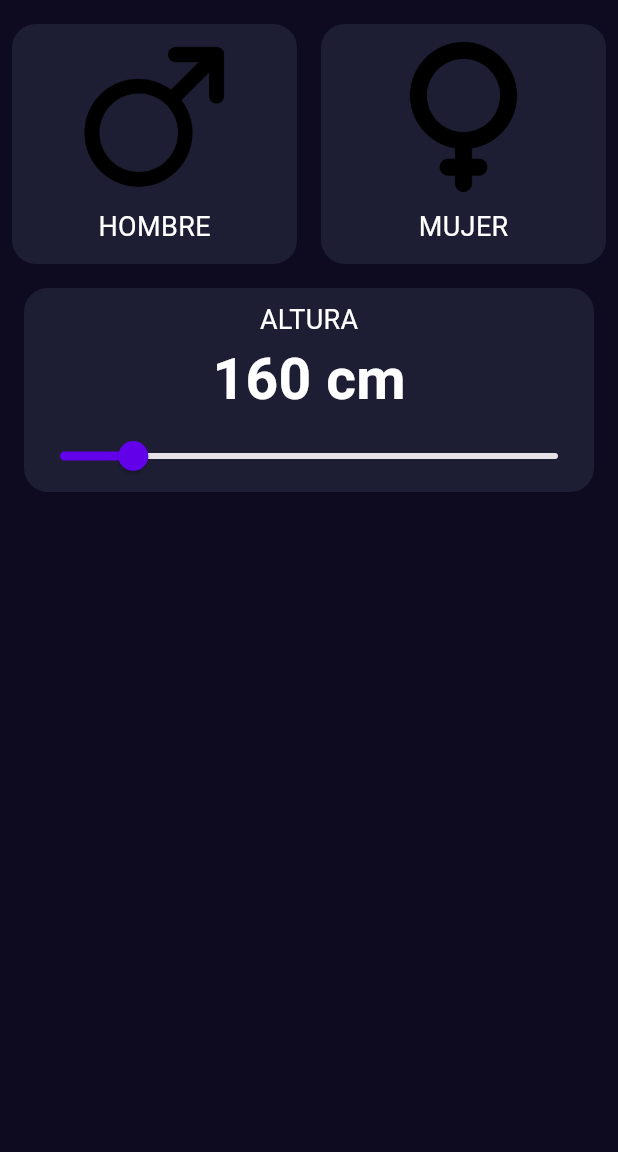
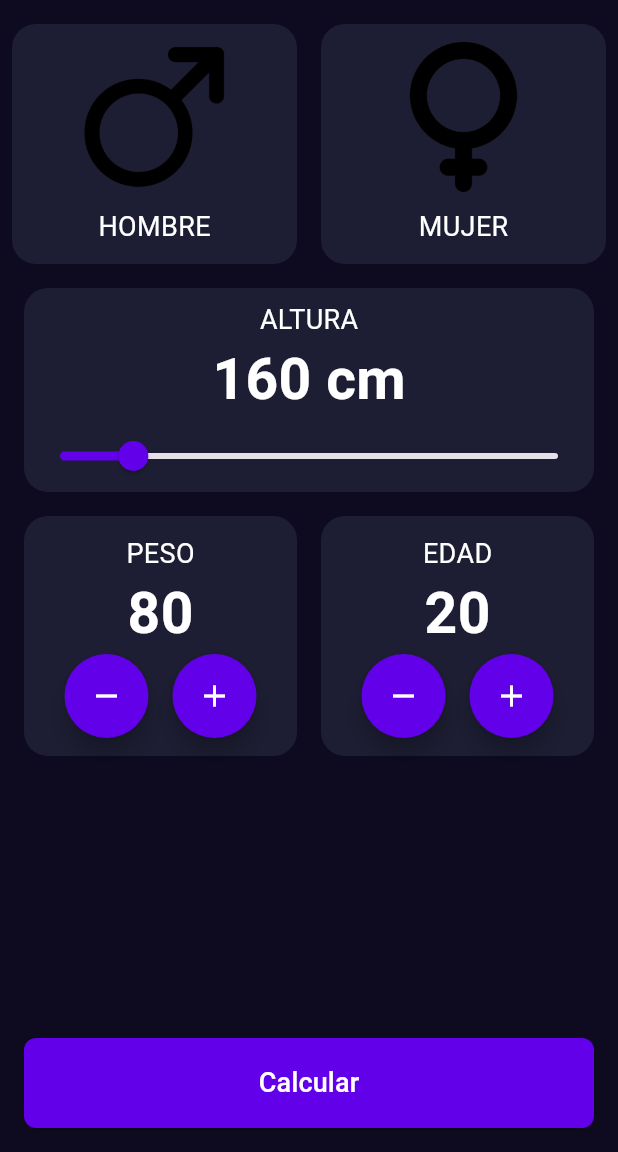
Before and after one commit to MxAlfredo/imc_calculator, a Flutter app: the screen it shows after launch, on a phone screen of 412 x 824 dp, the part 84-1236 px from its top. Run offline on Flutter 3.47's test engine with Material 3 defaults, Android fonts, the phone set to English and light mode, and no system bars.

Commit message:
Add NumberSelector component and integrate age/weight selection in IMC calculator

```diff
--- /dev/null
+++ b/lib/components/number_selector.dart
@@ -0,0 +1,73 @@
+import 'package:flutter/material.dart';
+import 'package:imc_calculator/core/app_colors.dart';
+import 'package:imc_calculator/core/text_styles.dart';
+
+class NumberSelector extends StatefulWidget {
+  final String title;
+  final int value;
+  final Function() onDecrement;
+  final Function() onIncrement;
+
+  const NumberSelector({
+    super.key,
+    required this.title,
+    required this.value,
+    required this.onDecrement,
+    required this.onIncrement,
+  });
+
+  @override
+  State<NumberSelector> createState() => _NumberSelectorState();
+}
+
+class _NumberSelectorState extends State<NumberSelector> {
+  @override
+  Widget build(BuildContext context) {
+    return Container(
+      decoration: BoxDecoration(
+        color: AppColors.backgroundComponent,
+        borderRadius: BorderRadius.circular(16),
+      ),
+      child: Padding(
+        padding: const EdgeInsets.all(12.0),
+        child: Column(
+          children: [
+            Text(widget.title, style: TextStyles.bodyText),
+            Text(
+              widget.value.toString(),
+              style: TextStyle(
+                color: Colors.white,
+                fontSize: 38,
+                fontWeight: FontWeight.bold,
+              ),
+            ),
+            Row(
+              mainAxisAlignment: MainAxisAlignment.center,
+              children: [
+                FloatingActionButton(
+                  heroTag: null,
+                  onPressed: () {
+                    widget.onDecrement();
+                  },
+                  shape: CircleBorder(),
+                  backgroundColor: AppColors.primary,
+                  child: Icon(Icons.remove, color: Colors.white),
+                ),
+                SizedBox(width: 16),
+                FloatingActionButton(
+                  heroTag: null,
+                  onPressed: () {
+                    widget.onIncrement();
+                  },
+                  shape: CircleBorder(),
+                  backgroundColor: AppColors.primary,
+                  child: Icon(Icons.add, color: Colors.white),
+                ),
+              ],
+            ),
+          ],
+        ),
+      ),
+    );
+  }
+}
--- a/lib/screens/imc_home_screen.dart
+++ b/lib/screens/imc_home_screen.dart
@@ -1,6 +1,10 @@
 import 'package:flutter/material.dart';
 import 'package:imc_calculator/components/gender_selector.dart';
 import 'package:imc_calculator/components/height_selector.dart';
+import 'package:imc_calculator/components/number_selector.dart';
+import 'package:imc_calculator/core/app_colors.dart';
+import 'package:imc_calculator/core/text_styles.dart';
+import 'package:imc_calculator/screens/imc_result_screen.dart';
 
 class ImcHomeScreen extends StatefulWidget {
   const ImcHomeScreen({super.key});
@@ -27,6 +31,77 @@ class _ImcHomeScreenState extends State<ImcHomeScreen> {
             });
           },
         ),
+        Padding(
+          padding: const EdgeInsets.all(16),
+          child: Row(
+            children: [
+              Expanded(
+                child: NumberSelector(
+                  title: "PESO",
+                  value: selectedWeight,
+                  onDecrement: () {
+                    setState(() {
+                      selectedWeight--;
+                    });
+                  },
+                  onIncrement: () {
+                    setState(() {
+                      selectedWeight++;
+                    });
+                  },
+                ),
+              ),
+              SizedBox(width: 16),
+              Expanded(
+                child: NumberSelector(
+                  title: "EDAD",
+                  value: selectedAge,
+                  onDecrement: () {
+                    setState(() {
+                      selectedAge--;
+                    });
+                  },
+                  onIncrement: () {
+                    setState(() {
+                      selectedAge++;
+                    });
+                  },
+                ),
+              ),
+            ],
+          ),
+        ),
+        Spacer(),
+        Padding(
+          padding: const EdgeInsets.all(16.0),
+          child: SizedBox(
+            height: 60,
+            width: double.infinity,
+            child: ElevatedButton(
+              onPressed: () {
+                Navigator.push(
+                  context,
+                  MaterialPageRoute(
+                    builder:
+                        (context) => ImcResultScreen(
+                          height: selectedHeight,
+                          weight: selectedWeight,
+                        ),
+                  ),
+                );
+              },
+              style: ButtonStyle(
+                shape: WidgetStateProperty.all(
+                  RoundedRectangleBorder(
+                    borderRadius: BorderRadius.circular(8),
+                  ),
+                ),
+                backgroundColor: WidgetStateProperty.all(AppColors.primary),
+              ),
+              child: Text("Calcular", style: TextStyles.bodyText),
+            ),
+          ),
+        ),
       ],
     );
   }
```
Also changed, not shown: lib/screens/imc_result_screen.dart (added, +143 -0 lines).
